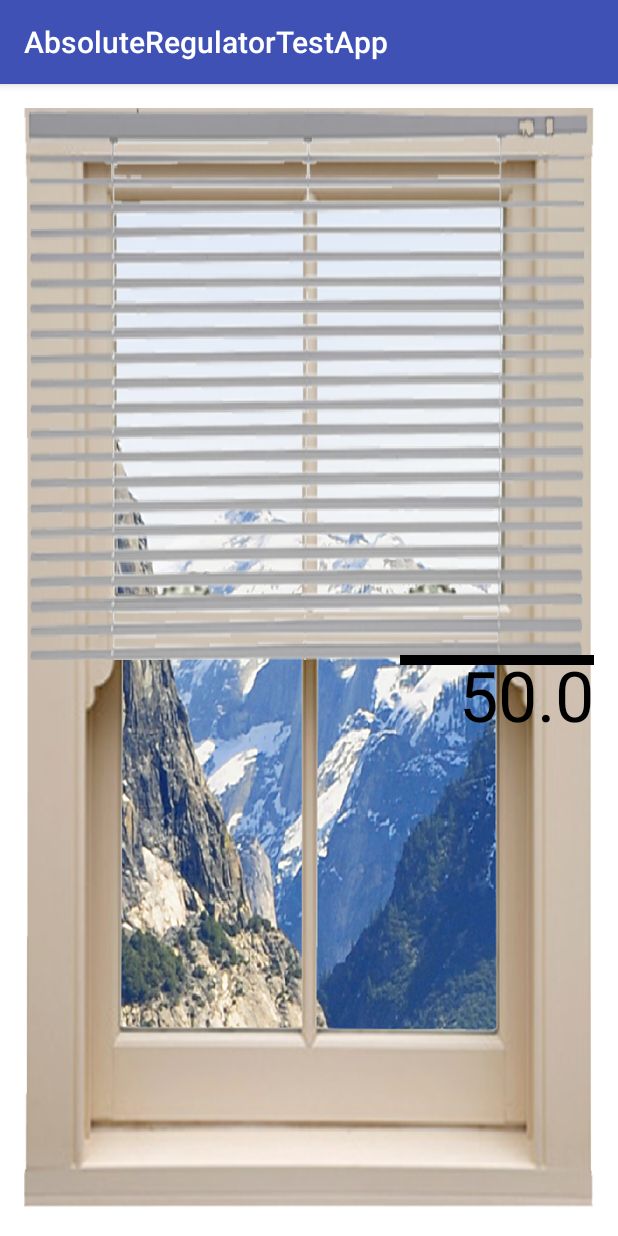
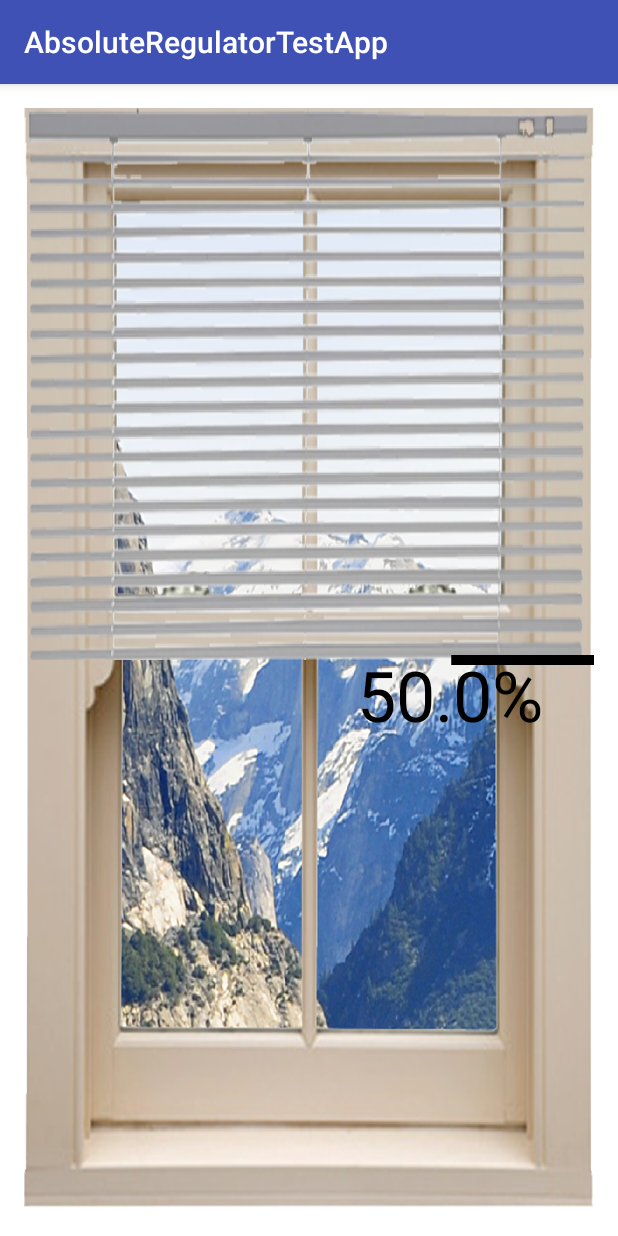
Before and after one commit to fRandOmizer/DISII-Project, an Android app: the screen it shows after launch (MainActivity), on a phone screen of 412 x 824 dp. Run offline under Robolectric (Android 15) with nearby library versions, the phone set to English and light mode, and no system bars.

Commit message:
AbsoluteRegulatorView: Improved visualization of text values (fixes #14)

```diff
--- a/src/AbsoluteRegulatorTestApp/app/src/main/java/com/distopia/absoluteregulatortestapp/AbsoluteRegulatorView.java
+++ b/src/AbsoluteRegulatorTestApp/app/src/main/java/com/distopia/absoluteregulatortestapp/AbsoluteRegulatorView.java
@@ -72,6 +72,7 @@ public class AbsoluteRegulatorView extends View {
 
     private String displayTextCurrent = "";
     private String displayTextTarget = "";
+    private String unit = "";
 
     public AbsoluteRegulatorView(Context context) {
         super(context);
@@ -119,6 +120,9 @@ public class AbsoluteRegulatorView extends View {
         }
         if (a.hasValue(R.styleable.AbsoluteRegulatorView_orientation)) {
             orientation = a.getInteger(R.styleable.AbsoluteRegulatorView_orientation, 0);
+        }
+        if (a.hasValue(R.styleable.AbsoluteRegulatorView_unit)) {
+            unit = a.getString(R.styleable.AbsoluteRegulatorView_unit);
         }
 
         a.recycle();
@@ -205,15 +209,29 @@ public class AbsoluteRegulatorView extends View {
         layer.draw(canvas);
 
         // draw lines
-        mTextWidth = mTextPaint.measureText(displayTextCurrent);
-        canvas.drawLine(width * 0.66f, height * ncv, width, height * ncv, currentPaint);
-        mTextPaint.setColor(currentValueColor);
-        canvas.drawText(Float.toString(currentValue), width - mTextWidth, height * ncv + 2 * (mTextHeight + indicatorLineSize + 2), mTextPaint);
+        int textHeightCur = Math.round(height * ncv + 2 * (mTextHeight + indicatorLineSize + 2));
+        int textHeightTar = Math.round(height * ntv - mTextHeight + 2);
+        // if tar < 0
+        if (textHeightTar < ((mTextHeight + indicatorLineSize + 2) * 2)) {
+            textHeightTar = Math.round(height * ntv + 2 * (mTextHeight + indicatorLineSize + 2));
+        }
+        // if cur and tar overlap
+        if ((textHeightCur >= (textHeightTar - 2 * (mTextHeight + indicatorLineSize + 2))) && ((textHeightCur <= (textHeightTar + (mTextHeight + indicatorLineSize + 2))))) {
+            textHeightCur -= 2 * (mTextHeight + indicatorLineSize + 2);
+        }
 
-        mTextWidth = mTextPaint.measureText(displayTextTarget);
-        canvas.drawLine(width * 0.66f, height * ntv, width, height * ntv, targetPaint);
+        mTextWidth = mTextPaint.measureText(displayTextTarget + unit);
+        canvas.drawLine(width * 0.75f, height * ntv, width, height * ntv, targetPaint);
         mTextPaint.setColor(targetValueColor);
-        canvas.drawText(Float.toString(targetValue), width - mTextWidth, height * ntv - mTextHeight + 2, mTextPaint);
+        canvas.drawText(displayTextTarget, width - mTextWidth, textHeightTar, mTextPaint);
+
+        // only print current if nessesary
+        if (!displayTextTarget.contentEquals(displayTextCurrent)) {
+            mTextWidth = mTextPaint.measureText(displayTextCurrent + unit);
+            canvas.drawLine(width * 0.75f, height * ncv, width, height * ncv, currentPaint);
+            mTextPaint.setColor(currentValueColor);
+            canvas.drawText(displayTextCurrent, width - mTextWidth, textHeightCur, mTextPaint);
+        }
     }
 
     // getter and setter
@@ -243,8 +261,7 @@ public class AbsoluteRegulatorView extends View {
 
     public void setCurrentValue(float currentValue) {
         this.currentValue = currentValue;
-        displayTextCurrent = Float.toString(currentValue);
-        displayTextCurrent = displayTextCurrent.substring(0, displayTextCurrent.indexOf(".") + 2);
+        displayTextCurrent = printValueWithUnit(currentValue);
         invalidate();
     }
 
@@ -262,8 +279,7 @@ public class AbsoluteRegulatorView extends View {
         } else {
             this.targetValue = targetValue;
         }
-        displayTextTarget = Float.toString(targetValue);
-        displayTextTarget = displayTextTarget.substring(0, displayTextTarget.indexOf(".") + 2);
+        displayTextTarget = printValueWithUnit(this.targetValue);
         invalidate();
     }
 
@@ -317,4 +333,10 @@ public class AbsoluteRegulatorView extends View {
     private float mapToRange(float value, float inMin, float inMax, float outMin, float outMax) {
         return outMin + ((outMax - outMin) / (inMax - inMin)) * (value - inMin);
     }
+
+    private String printValueWithUnit(float value) {
+        String rounded = Float.toString(Math.round(value * 10) / 10.0f);
+        rounded += unit;
+        return rounded;
+    }
 }
--- a/src/AbsoluteRegulatorTestApp/app/src/main/java/com/distopia/absoluteregulatortestapp/MainActivity.java
+++ b/src/AbsoluteRegulatorTestApp/app/src/main/java/com/distopia/absoluteregulatortestapp/MainActivity.java
@@ -13,7 +13,7 @@ public class MainActivity extends AppCompatActivity {
     AbsoluteRegulatorView view;
     Timer timer;
 
-    final long INTERVAL = 100; // 0,1sec
+    final long INTERVAL = 10; // 0,1sec
 
     @Override
     protected void onCreate(Bundle savedInstanceState) {
@@ -31,13 +31,13 @@ public class MainActivity extends AppCompatActivity {
                 a.runOnUiThread(new Runnable() {
                     @Override
                     public void run() {
-                        float cur = view.getCurrentValue();
-                        float tar = view.getTargetValue();
+                        float cur = Math.round(view.getCurrentValue() * 10) / 10.0f;
+                        float tar = Math.round(view.getTargetValue() * 10) / 10.0f;
                         if (cur < tar) {
-                            view.setCurrentValue(cur += 1);
+                            view.setCurrentValue(cur += 0.1);
                         }
                         if (cur > tar) {
-                            view.setCurrentValue(cur -= 1);
+                            view.setCurrentValue(cur -= 0.1);
                         }
                     }
                 });
--- a/src/AbsoluteRegulatorTestApp/app/src/main/res/layout/activity_main.xml
+++ b/src/AbsoluteRegulatorTestApp/app/src/main/res/layout/activity_main.xml
@@ -23,6 +23,7 @@
         app:maxImage="@drawable/shutter"
         app:indicatorLineSize="10"
         app:indicatorTextSize="70"
-        app:orientation="1"/>
+        app:orientation="1"
+        app:unit="%"/>
 
 </FrameLayout>
--- a/src/AbsoluteRegulatorTestApp/app/src/main/res/values/attrs_absolute_regulator_view.xml
+++ b/src/AbsoluteRegulatorTestApp/app/src/main/res/values/attrs_absolute_regulator_view.xml
@@ -9,5 +9,6 @@
         <attr name="indicatorLineSize" format="integer" />
         <attr name="indicatorTextSize" format="integer" />
         <attr name="orientation" format="integer" />
+        <attr name="unit" format="string" />
     </declare-styleable>
 </resources>
```
